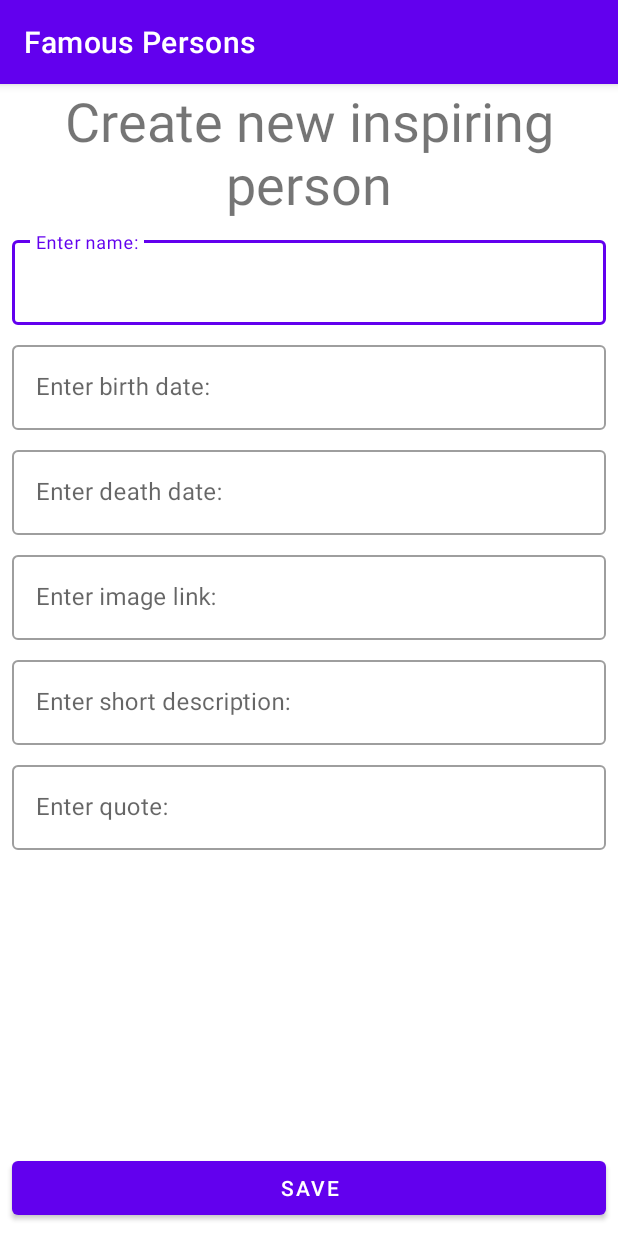
After one commit to Folen0909/RMA_LV2_ZAD1, an Android app: the NewInspiringPersonActivity screen opened directly, with no data from a screen before it, on a phone screen of 412 x 824 dp. The commit adds this screen. Run offline under Robolectric (Android 15) with nearby library versions, the phone set to English and light mode, and no system bars.

Commit message:
Finished (#1)

```diff
--- /dev/null
+++ b/app/src/main/java/hr/ferit/famouspersons/activities/NewInspiringPersonActivity.kt
@@ -0,0 +1,32 @@
+package hr.ferit.famouspersons.activities
+
+import android.os.Bundle
+import androidx.appcompat.app.AppCompatActivity
+import hr.ferit.famouspersons.databinding.ActivityNewInspiringPersonBinding
+import hr.ferit.famouspersons.model.InspiringPerson
+import hr.ferit.famouspersons.repository.InspiringPersonsRepository
+
+class NewInspiringPersonActivity : AppCompatActivity() {
+
+    private lateinit var newInspiringPersonBinding: ActivityNewInspiringPersonBinding
+    private val inspiringPersonsRepository = InspiringPersonsRepository
+
+    override fun onCreate(savedInstanceState: Bundle?) {
+        super.onCreate(savedInstanceState)
+        newInspiringPersonBinding = ActivityNewInspiringPersonBinding.inflate(layoutInflater)
+        newInspiringPersonBinding.bNewPersonSave.setOnClickListener{saveInspiringPerson()}
+        setContentView(newInspiringPersonBinding.root)
+    }
+
+    private fun saveInspiringPerson() {
+        val name = newInspiringPersonBinding.etNewPersonNameInput.text.toString()
+        val birth = newInspiringPersonBinding.etNewPersonBirthInput.text.toString()
+        val death = newInspiringPersonBinding.etNewPersonDeathInput.text.toString()
+        val description = newInspiringPersonBinding.etNewPersonDescriptionInput.text.toString()
+        val imageLink = newInspiringPersonBinding.etNewPersonImageLinkInput.text.toString()
+        val quote = newInspiringPersonBinding.etNewPersonQuotesInput.text.toString()
+        val inspiringPerson = InspiringPerson(name, birth, death, description, imageLink, quotes = mutableListOf(quote))
+        inspiringPersonsRepository.insert(inspiringPerson)
+        finish()
+    }
+}
--- /dev/null
+++ b/app/src/main/res/layout/activity_new_inspiring_person.xml
@@ -0,0 +1,155 @@
+<?xml version="1.0" encoding="utf-8"?>
+<androidx.constraintlayout.widget.ConstraintLayout xmlns:android="http://schemas.android.com/apk/res/android"
+    android:layout_width="match_parent"
+    android:layout_height="match_parent"
+    xmlns:app="http://schemas.android.com/apk/res-auto">
+
+    <ScrollView
+        android:layout_width="0dp"
+        android:layout_height="0dp"
+        app:layout_constraintStart_toStartOf="parent"
+        app:layout_constraintEnd_toEndOf="parent"
+        app:layout_constraintTop_toTopOf="parent"
+        app:layout_constraintBottom_toTopOf="@+id/b_newPerson_save">
+
+        <androidx.constraintlayout.widget.ConstraintLayout
+            android:layout_width="match_parent"
+            android:layout_height="wrap_content"
+            app:layout_constraintStart_toStartOf="parent"
+            app:layout_constraintEnd_toEndOf="parent"
+            app:layout_constraintTop_toTopOf="parent">
+
+            <TextView
+                android:id="@+id/tv_newPerson_header"
+                android:layout_width="0dp"
+                android:layout_height="wrap_content"
+                android:text="@string/tv_newPerson_header"
+                android:textAlignment="center"
+                android:textSize="@dimen/textSize_title"
+                app:layout_constraintEnd_toEndOf="parent"
+                app:layout_constraintStart_toStartOf="parent"
+                app:layout_constraintTop_toTopOf="parent" />
+
+            <com.google.android.material.textfield.TextInputLayout
+                android:id="@+id/til_newPerson_name_input"
+                style="@style/Widget.MaterialComponents.TextInputLayout.OutlinedBox"
+                android:layout_width="0dp"
+                android:layout_height="wrap_content"
+                app:layout_constraintEnd_toEndOf="parent"
+                app:layout_constraintStart_toStartOf="parent"
+                android:layout_margin="@dimen/margin_small"
+                app:layout_constraintTop_toBottomOf="@id/tv_newPerson_header">
+
+                <com.google.android.material.textfield.TextInputEditText
+                    android:id="@+id/et_newPerson_name_input"
+                    android:layout_width="match_parent"
+                    android:layout_height="match_parent"
+                    android:hint="@string/newPerson_nameInputHint" />
+            </com.google.android.material.textfield.TextInputLayout>
+
+            <com.google.android.material.textfield.TextInputLayout
+                android:id="@+id/til_newPerson_birth_input"
+                style="@style/Widget.MaterialComponents.TextInputLayout.OutlinedBox"
+                android:layout_width="0dp"
+                android:layout_height="wrap_content"
+                app:layout_constraintEnd_toEndOf="parent"
+                app:layout_constraintStart_toStartOf="parent"
+                android:layout_margin="@dimen/margin_small"
+                app:layout_constraintTop_toBottomOf="@id/til_newPerson_name_input">
+
+                <com.google.android.material.textfield.TextInputEditText
+                    android:id="@+id/et_newPerson_birth_input"
+                    android:layout_width="match_parent"
+                    android:layout_height="match_parent"
+                    android:hint="@string/newPerson_birthInputHint"
+                    android:inputType="date"/>
+            </com.google.android.material.textfield.TextInputLayout>
+
+            <com.google.android.material.textfield.TextInputLayout
+                android:id="@+id/til_newPerson_death_input"
+                style="@style/Widget.MaterialComponents.TextInputLayout.OutlinedBox"
+                android:layout_width="0dp"
+                android:layout_height="wrap_content"
+                app:layout_constraintEnd_toEndOf="parent"
+                app:layout_constraintStart_toStartOf="parent"
+                android:layout_margin="@dimen/margin_small"
+                app:layout_constraintTop_toBottomOf="@id/til_newPerson_birth_input">
+
+                <com.google.android.material.textfield.TextInputEditText
+                    android:id="@+id/et_newPerson_death_input"
+                    android:layout_width="match_parent"
+                    android:layout_height="match_parent"
+                    android:hint="@string/newPerson_deathInputHint"
+                    android:inputType="date"/>
+            </com.google.android.material.textfield.TextInputLayout>
+
+            <com.google.android.material.textfield.TextInputLayout
+                android:id="@+id/til_newPerson_imageLink_input"
+                style="@style/Widget.MaterialComponents.TextInputLayout.OutlinedBox"
+                android:layout_width="0dp"
+                android:layout_height="wrap_content"
+                app:layout_constraintEnd_toEndOf="parent"
+                app:layout_constraintStart_toStartOf="parent"
+                android:layout_margin="@dimen/margin_small"
+                app:layout_constraintTop_toBottomOf="@id/til_newPerson_death_input">
+
+                <com.google.android.material.textfield.TextInputEditText
+                    android:id="@+id/et_newPerson_imageLink_input"
+                    android:layout_width="match_parent"
+                    android:layout_height="match_parent"
+                    android:hint="@string/newPerson_imageLinkInputHint" />
+            </com.google.android.material.textfield.TextInputLayout>
+
+            <com.google.android.material.textfield.TextInputLayout
+                android:id="@+id/til_newPerson_description_input"
+                style="@style/Widget.MaterialComponents.TextInputLayout.OutlinedBox"
+                android:layout_width="0dp"
+                android:layout_height="wrap_content"
+                app:layout_constraintEnd_toEndOf="parent"
+                app:layout_constraintStart_toStartOf="parent"
+                android:layout_margin="@dimen/margin_small"
+                app:layout_constraintTop_toBottomOf="@id/til_newPerson_imageLink_input">
+
+                <com.google.android.material.textfield.TextInputEditText
+                    android:id="@+id/et_newPerson_description_input"
+                    android:layout_width="match_parent"
+                    android:layout_height="match_parent"
+                    android:inputType="textMultiLine"
+                    android:maxLines="10"
+                    android:scrollbars="vertical"
+                    android:hint="@string/newPerson_descriptionInputHint"/>
+            </com.google.android.material.textfield.TextInputLayout>
+
+            <com.google.android.material.textfield.TextInputLayout
+                android:id="@+id/til_newPerson_quotes_input"
+                style="@style/Widget.MaterialComponents.TextInputLayout.OutlinedBox"
+                android:layout_width="0dp"
+                android:layout_height="wrap_content"
+                app:layout_constraintEnd_toEndOf="parent"
+                app:layout_constraintStart_toStartOf="parent"
+                android:layout_margin="@dimen/margin_small"
+                app:layout_constraintTop_toBottomOf="@id/til_newPerson_description_input">
+
+                <com.google.android.material.textfield.TextInputEditText
+                    android:id="@+id/et_newPerson_quotes_input"
+                    android:layout_width="match_parent"
+                    android:layout_height="match_parent"
+                    android:inputType="textMultiLine"
+                    android:maxLines="10"
+                    android:scrollbars="vertical"
+                    android:hint="@string/newPerson_quotesInputHint"/>
+            </com.google.android.material.textfield.TextInputLayout>
+        </androidx.constraintlayout.widget.ConstraintLayout>
+    </ScrollView>
+
+
+    <Button
+        android:id="@+id/b_newPerson_save"
+        android:layout_width="0dp"
+        android:layout_height="wrap_content"
+        app:layout_constraintStart_toStartOf="parent"
+        app:layout_constraintEnd_toEndOf="parent"
+        app:layout_constraintBottom_toBottomOf="parent"
+        android:layout_margin="@dimen/margin_small"
+        android:text="@string/newPerson_saveText"/>
+</androidx.constraintlayout.widget.ConstraintLayout>
--- /dev/null
+++ b/app/src/main/res/values/dimens.xml
@@ -0,0 +1,7 @@
+<?xml version="1.0" encoding="utf-8"?>
+<resources>
+    <dimen name="margin_medium">16dp</dimen>
+    <dimen name="textSize_title">36sp</dimen>
+    <dimen name="margin_small">8dp</dimen>
+    <dimen name="padding_medium">16dp</dimen>
+</resources>
--- a/app/src/main/res/values/strings.xml
+++ b/app/src/main/res/values/strings.xml
@@ -1,3 +1,12 @@
 <resources>
     <string name="app_name">Famous Persons</string>
+    <string name="add_new_person">Add new person</string>
+    <string name="tv_newPerson_header">Create new inspiring person</string>
+    <string name="newPerson_nameInputHint">Enter name:</string>
+    <string name="newPerson_birthInputHint">Enter birth date:</string>
+    <string name="newPerson_deathInputHint">Enter death date:</string>
+    <string name="newPerson_saveText">Save</string>
+    <string name="newPerson_imageLinkInputHint">Enter image link:</string>
+    <string name="newPerson_descriptionInputHint">Enter short description:</string>
+    <string name="newPerson_quotesInputHint">Enter quote:</string>
 </resources>
--- a/build.gradle
+++ b/build.gradle
@@ -6,7 +6,7 @@ buildscript {
         jcenter()
     }
     dependencies {
-        classpath "com.android.tools.build:gradle:4.1.2"
+        classpath "com.android.tools.build:gradle:4.1.3"
         classpath "org.jetbrains.kotlin:kotlin-gradle-plugin:$kotlin_version"
 
         // NOTE: Do not place your application dependencies here; they belong
```
Also changed, not shown: app/build.gradle (+7 -1 lines), app/src/main/AndroidManifest.xml (+5 -3 lines), app/src/main/java/hr/ferit/famouspersons/FamousPersons.kt (added, +15 -0 lines), app/src/main/java/hr/ferit/famouspersons/MainActivity.kt (deleted, +0 -11 lines), app/src/main/java/hr/ferit/famouspersons/activities/MainActivity.kt (added, +51 -0 lines), app/src/main/java/hr/ferit/famouspersons/adapters/InspiringPersonViewHolder.kt (added, +18 -0 lines), app/src/main/java/hr/ferit/famouspersons/adapters/InspiringPersonsAdapter.kt (added, +40 -0 lines), app/src/main/java/hr/ferit/famouspersons/listeners/OnInspiringPersonSelectedListener.kt (added, +7 -0 lines), app/src/main/java/hr/ferit/famouspersons/model/InspiringPerson.kt (added, +10 -0 lines), app/src/main/java/hr/ferit/famouspersons/repository/InspiringPersonsRepository.kt (added, +21 -0 lines), app/src/main/res/layout/activity_main.xml (+13 -8 lines), app/src/main/res/layout/item_inspiring_person.xml (added, +49 -0 lines), gradle/wrapper/gradle-wrapper.properties.
